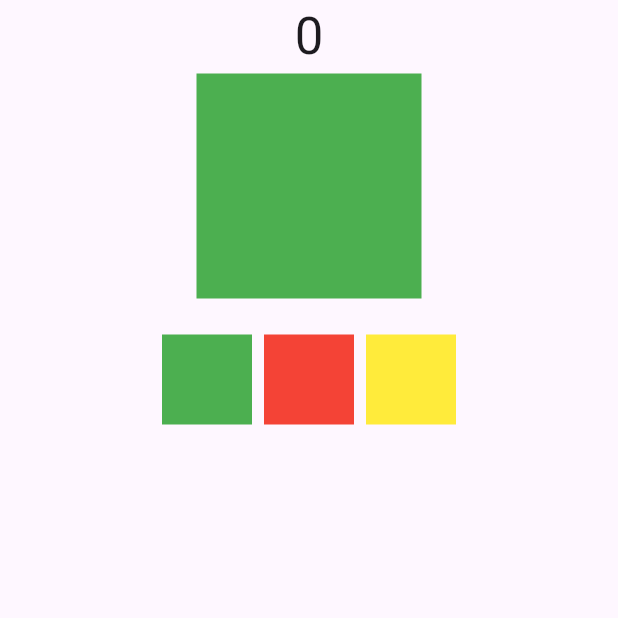
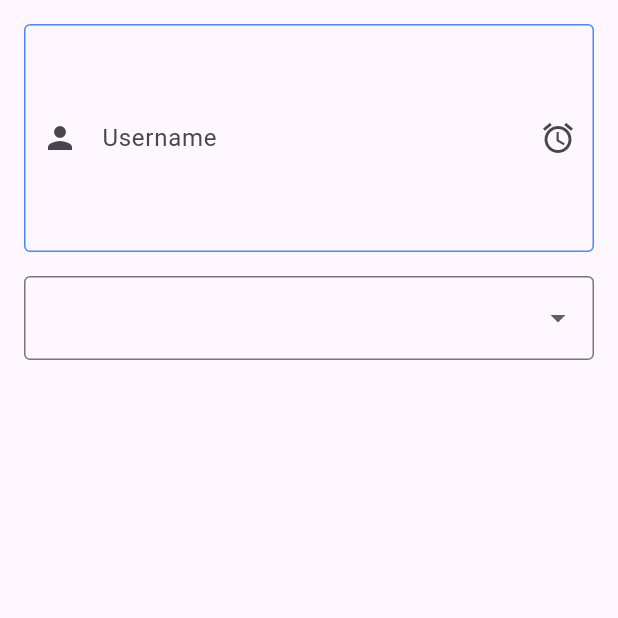
Before and after one commit to nguyentran1112/flutter_06, a Flutter app: the first screen one second after launch, on a phone screen of 412 x 824 dp, the top half of it. Run offline on Flutter 3.47's test engine with Material 3 defaults, Android fonts, the phone set to English and light mode, and no system bars.

Commit message:
feat/buoi-20

```diff
--- a/lib/main.dart
+++ b/lib/main.dart
@@ -14,70 +14,62 @@ class MainApp extends StatefulWidget {
 }
 
 class _MainAppState extends State<MainApp> {
-  int color = 0;
-  Timer? _timer;
-  int _counter = 0;
-
-  MaterialColor getColors() {
-    if (color == 0) return Colors.green;
-    if (color == 1) return Colors.red;
-    return Colors.yellow;
-  }
-
   @override
-  void initState() {
-    _timer = Timer.periodic(Duration(seconds: 1), (timer) {
-      setState(() {
-        _counter++; // Updates the UI every second
-        if (_counter == 20) {
-          _counter = 0;
-          color++;
-          if (color > 2) {
-            color = 0;
-          }
-        }
-      });
-    });
-    super.initState();
+  void dispose() {
+    super.dispose();
   }
 
   @override
   Widget build(BuildContext context) {
     return Scaffold(
-      body: Column(
+      body: Padding(
+        padding: const EdgeInsets.all(16.0),
+        child: Column(
           children: [
-          Text(_counter.toString(), style: TextStyle(fontSize: 34)),
-          Container(width: 150, height: 150, color: getColors()),
-          SizedBox(height: 24),
-          Row(
-            mainAxisAlignment: MainAxisAlignment.center,
-            children: [
-              InkWell(
-                onTap: () {
-                  color = 0;
-                  setState(() {});
+            TextFormField(
+              maxLines: 5,
+              keyboardType: TextInputType.number,
+              autovalidateMode: AutovalidateMode.onUnfocus,
+              validator: (value) {
+                if (value!.length < 5) return 'Khong dc nho hon 5';
+                return null;
               },
-                child: Container(width: 60, height: 60, color: Colors.green),
+              onChanged: (value) {
+                print(value);
+              },
+              style: TextStyle(color: Colors.red),
+              decoration: InputDecoration(
+                labelText: 'Username',
+                hintText: 'Vui long nhap username',
+                prefixIcon: Icon(Icons.person),
+                suffixIcon: Icon(Icons.access_alarm),
+                enabledBorder: OutlineInputBorder(
+                  borderSide: BorderSide(color: Colors.blueAccent),
                 ),
-              SizedBox(width: 8),
-              InkWell(
-                onTap: () {
-                  color = 1;
-                  setState(() {});
+                border: OutlineInputBorder(
+                  borderSide: BorderSide(color: Colors.blueAccent),
+                ),
+                focusedBorder: OutlineInputBorder(
+                  borderSide: BorderSide(color: Colors.pinkAccent),
+                ),
+              ),
+            ),
+            SizedBox(height: 16),
+            DropdownButtonFormField(
+              autovalidateMode: AutovalidateMode.onUnfocus,
+              decoration: InputDecoration(border: OutlineInputBorder()),
+              items: [
+                DropdownMenuItem(child: Text('Nam'), value: 'Nam'),
+                DropdownMenuItem(child: Text('Nu'), value: 'Nu'),
+              ],
+              onChanged: (value) {
+                print(value);
               },
-                child: Container(width: 60, height: 60, color: Colors.red),
-              ),
-              SizedBox(width: 8),
-              InkWell(
-                onTap: () {
-                  color = 2;
-                  setState(() {});
-                },
-                child: Container(width: 60, height: 60, color: Colors.yellow),
+              validator: (val) =>
+                  val != null ? null : 'Vui long chon gioi tinh',
             ),
           ],
         ),
-        ],
       ),
     );
   }
```
Lines whose indentation alone changed are shown as unchanged.
